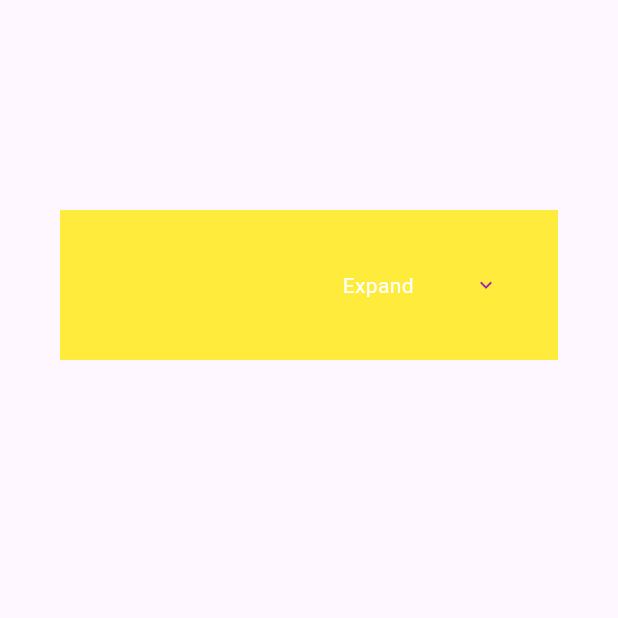
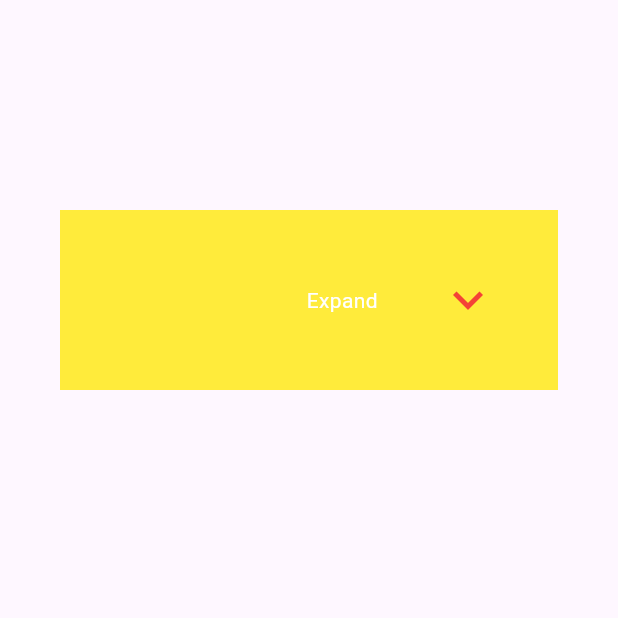
Before and after one commit to juni12891226/expandi-juni1289, a Flutter app: the screen it shows after launch, on a phone screen of 412 x 824 dp, the top half of it. Run offline on Flutter 3.47's test engine with Material 3 defaults, Android fonts, the phone set to English and light mode, and no system bars.

```diff
--- a/example/lib/main.dart
+++ b/example/lib/main.dart
@@ -37,13 +37,15 @@ class _MyHomePageState extends State<MyHomePage> {
       margin: const EdgeInsetsDirectional.only(top: 100),
       child: Expandi(
         expandableChildAnimationMilliSecondsDuration: 500,
-        expandableIconAnimationMilliSecondsDuration: 1,
+        expandableIconAnimationMilliSecondsDuration: 500,
         //optional
         onExpandCollapseCallback: (bool isExpanded) {
           setState(() {
             expanded = !isExpanded;
           });
         },
+        //added rotating icon here
+        expandableIconWidget: const Icon(Icons.keyboard_arrow_down,size: 40,color: Colors.red,),
         marginBetweenExpandableIcon: 40,
         isExpanded: expanded,
         headerContainerDecoration: const BoxDecoration(color: Colors.yellow),
```
Also changed, not shown: 1 other file.
